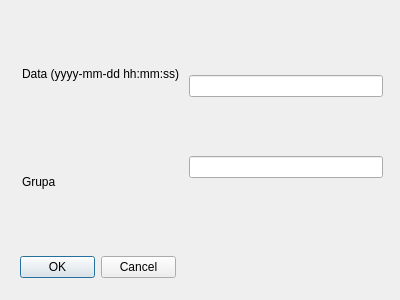
First picture: the form in sqlmodifyspotkanie.ui, repository aleksanderkalenbach/IO_2020_2021_ASP, before the edit.
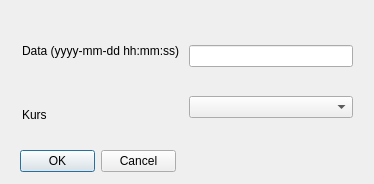
Second picture: the form after the edit.

The edit to the form file:
```diff
--- a/sqlmodifyspotkanie.ui
+++ b/sqlmodifyspotkanie.ui
@@ -6,8 +6,8 @@
    <rect>
     <x>0</x>
     <y>0</y>
-    <width>400</width>
-    <height>300</height>
+    <width>374</width>
+    <height>184</height>
    </rect>
   </property>
   <property name="windowTitle">
@@ -17,7 +17,7 @@
    <property name="geometry">
     <rect>
      <x>20</x>
-     <y>256</y>
+     <y>150</y>
      <width>156</width>
      <height>23</height>
     </rect>
@@ -29,13 +29,13 @@
     <set>QDialogButtonBox::Cancel|QDialogButtonBox::Ok</set>
    </property>
   </widget>
-  <widget class="QWidget" name="">
+  <widget class="QWidget" name="layoutWidget">
    <property name="geometry">
     <rect>
      <x>22</x>
      <y>22</y>
-     <width>361</width>
-     <height>211</height>
+     <width>331</width>
+     <height>121</height>
     </rect>
    </property>
    <layout class="QHBoxLayout" name="horizontalLayout">
@@ -54,7 +54,7 @@
       <item>
        <widget class="QLabel" name="label_2">
         <property name="text">
-         <string>Grupa</string>
+         <string>Kurs</string>
         </property>
        </widget>
       </item>
@@ -66,7 +66,7 @@
        <widget class="QLineEdit" name="lineData"/>
       </item>
       <item>
-       <widget class="QLineEdit" name="lineGrupa"/>
+       <widget class="QComboBox" name="comboBoxKurs"/>
       </item>
      </layout>
     </item>
```
